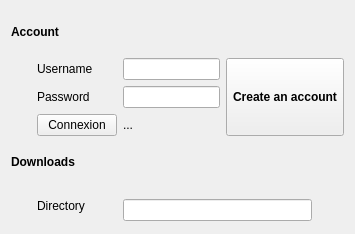
The window that sources/context/interface/configsectionrepository.ui (davy7125/polyphone) describes before a commit, drawn with Qt 5.
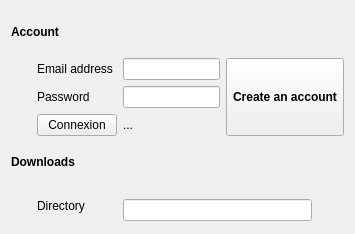
The same window after the commit.

Commit message: Username replaced by email

The edit to the form file:
```diff
--- a/sources/context/interface/configsectionrepository.ui
+++ b/sources/context/interface/configsectionrepository.ui
@@ -285,7 +285,7 @@
    <item row="1" column="1">
     <widget class="QLabel" name="label_5">
      <property name="text">
-      <string>Username</string>
+      <string>Email address</string>
      </property>
     </widget>
    </item>
```
Left out of the diff: 5 changed lines with no effect on the pictures. The commit also changes 22 other files.
